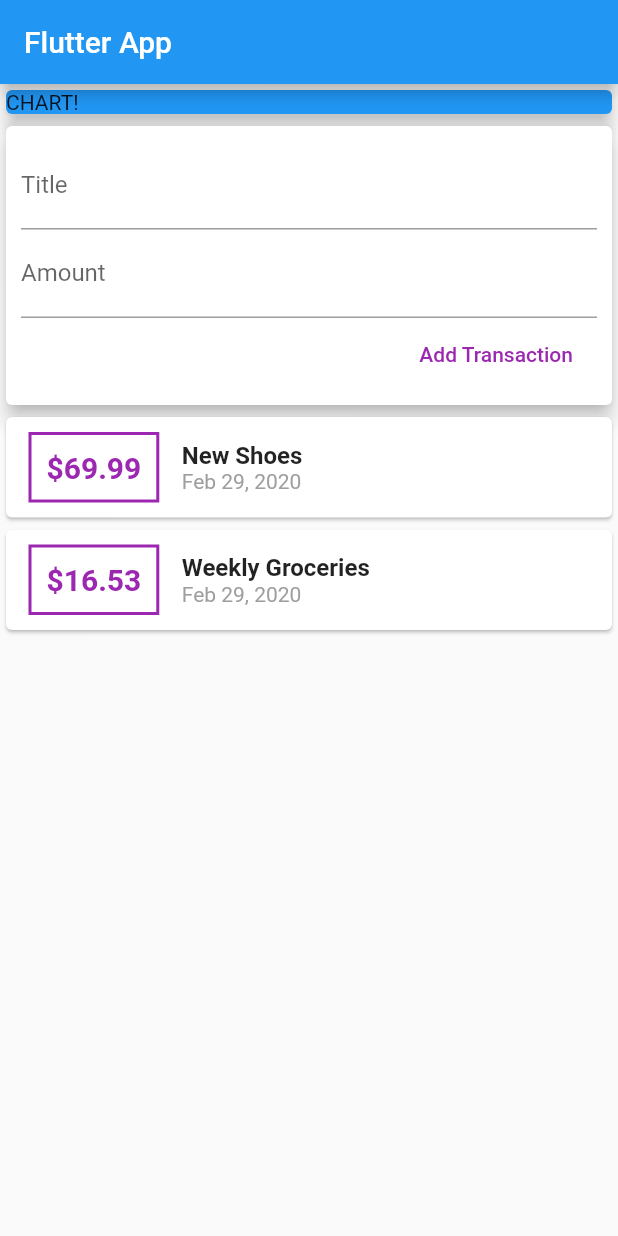
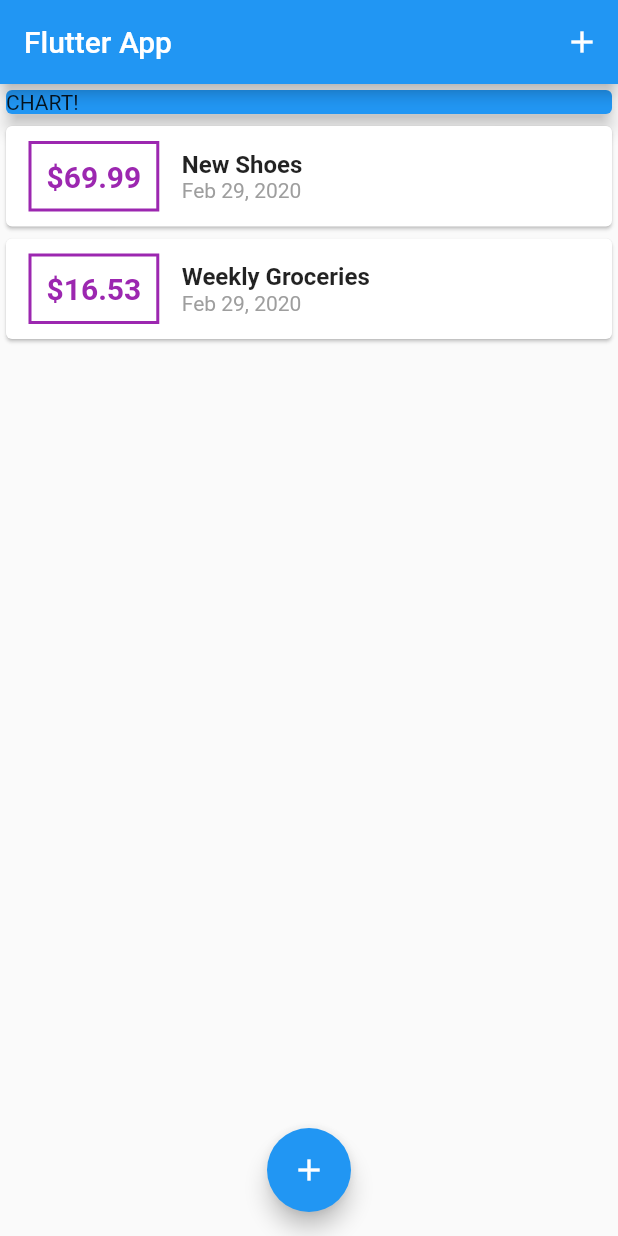
Before and after one commit to Shree-hari/personal_exp, a Flutter app: the screen it shows after launch, on a phone screen of 412 x 824 dp. Run offline on Flutter 3.47's test engine with Material 2 defaults, Android fonts, the phone set to English and light mode, and no system bars.

Commit message:
overall look defined

```diff
--- a/lib/main.dart
+++ b/lib/main.dart
@@ -1,6 +1,7 @@
 import 'package:flutter/material.dart';
-
-import './widgets/user_transactions.dart';
+import 'package:personal_expenses/widgets/new_transaction.dart';
+import 'models/transaction.dart';
+import 'widgets/transaction_list.dart';
 
 void main() => runApp(MyApp());
 
@@ -14,18 +15,60 @@
   }
 }
 
-class MyHomePage extends StatelessWidget {
+class MyHomePage extends StatefulWidget {
   // String titleInput;
   // String amountInput;
-  final titleController = TextEditingController();
-  final amountController = TextEditingController();
+  @override
+  _MyHomePageState createState() => _MyHomePageState();
+}
+
+class _MyHomePageState extends State<MyHomePage> {
+
+  final List<Transaction> _userTransactions = [
+    Transaction(
+      id: 't1',
+      title: 'New Shoes',
+      amount: 69.99,
+      date: DateTime.now(),
+    ),
+    Transaction(
+      id: 't2',
+      title: 'Weekly Groceries',
+      amount: 16.53,
+      date: DateTime.now(),
+    ),
+  ];
+
+  void _addNewTransaction(String txTitle, double txAmount) {
+    final newTx = Transaction(
+      title: txTitle,
+      amount: txAmount,
+      date: DateTime.now(),
+      id: DateTime.now().toString(),
+    );
+
+    setState(() {
+      _userTransactions.add(newTx);
+    });
+  }
+
+  void _startAddNewTransaction(BuildContext ctx){
+    showModalBottomSheet(context: ctx, builder: (_){
+      return NewTransaction(_addNewTransaction);
+    });
+  }
 
   @override
   Widget build(BuildContext context) {
     return Scaffold(
       appBar: AppBar(
         title: Text('Flutter App'),
+        actions: <Widget>[
+          IconButton(icon: Icon(Icons.add), onPressed: (){_startAddNewTransaction(context);})
+        ],
       ),
+      floatingActionButtonLocation: FloatingActionButtonLocation.centerFloat,
+      floatingActionButton: FloatingActionButton(child: Icon(Icons.add,),onPressed: (){_startAddNewTransaction(context);},),
       body: SingleChildScrollView(
         child: Column(
           // mainAxisAlignment: MainAxisAlignment.start,
@@ -39,7 +82,7 @@
                 elevation: 5,
               ),
             ),
-            UserTransactions(),
+            TransactionList(_userTransactions),
           ],
         ),
       ),
--- a/lib/widgets/transaction_list.dart
+++ b/lib/widgets/transaction_list.dart
@@ -30,7 +30,7 @@
                   ),
                   padding: EdgeInsets.all(10),
                   child: Text(
-                    '\$${transactions[index].amount}',
+                    '\$${transactions[index].amount.toStringAsFixed(2)}',
                     style: TextStyle(
                       fontWeight: FontWeight.bold,
                       fontSize: 20,
--- a/lib/widgets/user_transactions.dart
+++ /dev/null
@@ -1,50 +0,0 @@
-import 'package:flutter/material.dart';
-
-import './new_transaction.dart';
-import './transaction_list.dart';
-import '../models/transaction.dart';
-
-class UserTransactions extends StatefulWidget {
-  @override
-  _UserTransactionsState createState() => _UserTransactionsState();
-}
-
-class _UserTransactionsState extends State<UserTransactions> {
-  final List<Transaction> _userTransactions = [
-    Transaction(
-      id: 't1',
-      title: 'New Shoes',
-      amount: 69.99,
-      date: DateTime.now(),
-    ),
-    Transaction(
-      id: 't2',
-      title: 'Weekly Groceries',
-      amount: 16.53,
-      date: DateTime.now(),
-    ),
-  ];
-
-  void _addNewTransaction(String txTitle, double txAmount) {
-    final newTx = Transaction(
-      title: txTitle,
-      amount: txAmount,
-      date: DateTime.now(),
-      id: DateTime.now().toString(),
-    );
-
-    setState(() {
-      _userTransactions.add(newTx);
-    });
-  }
-
-  @override
-  Widget build(BuildContext context) {
-    return Column(
-      children: <Widget>[
-        NewTransaction(_addNewTransaction),
-        TransactionList(_userTransactions),
-      ],
-    );
-  }
-}
```
Also changed, not shown: lib/widgets/new_transaction.dart (+30 -8 lines).
